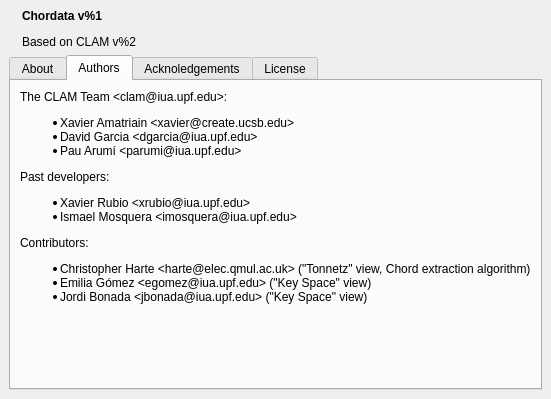
First picture: the form in chordata/src/About.ui, repository clam-project/clam, before the edit.
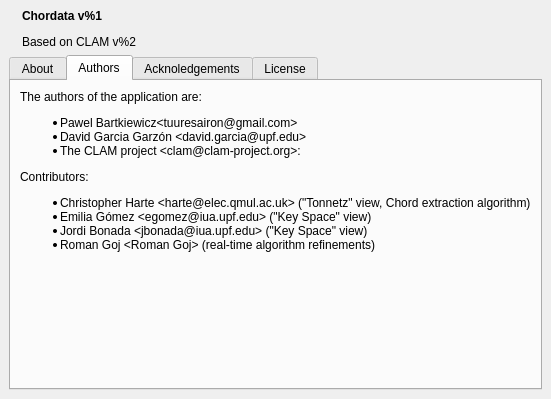
Second picture: the form after the edit. The open tabs and pages were chosen to show the change. Icons and pictures are not drawn.

Commit message: * About.ui: Fixed chordata credits which were copied from NetworkEditor and didn't even mentioned Pawel!!

```diff
--- a/chordata/src/About.ui
+++ b/chordata/src/About.ui
@@ -228,22 +228,18 @@
           </sizepolicy>
          </property>
          <property name="text" >
-          <string>&lt;p>The CLAM Team &amp;lt;clam@iua.upf.edu&amp;gt;:&lt;/p>
+          <string>&lt;p>The authors of the application are:&lt;/p>
 &lt;ul>
-&lt;li>Xavier Amatriain &amp;lt;xavier@create.ucsb.edu&amp;gt;&lt;/li>
-&lt;li>David Garcia &amp;lt;dgarcia@iua.upf.edu&amp;gt; &lt;/li>
-&lt;li>Pau Arumí &amp;lt;parumi@iua.upf.edu&amp;gt;&lt;/li>
-&lt;/ul>
-&lt;p>Past developers:&lt;/p>
-&lt;ul>
-&lt;li>Xavier Rubio &amp;lt;xrubio@iua.upf.edu&amp;gt; &lt;/li>
-&lt;li>Ismael Mosquera &amp;lt;imosquera@iua.upf.edu&amp;gt;&lt;/li>
+&lt;li>Pawel Bartkiewicz&amp;lt;tuuresairon@gmail.com&amp;gt; &lt;/li>
+&lt;li>David Garcia Garzón &amp;lt;david.garcia@upf.edu&amp;gt; &lt;/li>
+&lt;li>The CLAM project &amp;lt;clam@clam-project.org&amp;gt;:&lt;/li>
 &lt;/ul>
 &lt;p>Contributors:&lt;/p>
 &lt;ul>
 &lt;li>Christopher Harte &amp;lt;harte@elec.qmul.ac.uk&amp;gt; ("Tonnetz" view, Chord extraction algorithm)&lt;/li>
 &lt;li>Emilia Gómez &amp;lt;egomez@iua.upf.edu&amp;gt; ("Key Space" view)&lt;/li>
 &lt;li>Jordi Bonada &amp;lt;jbonada@iua.upf.edu&amp;gt; ("Key Space" view)&lt;/li>
+&lt;li>Roman Goj &amp;lt;Roman Goj&amp;gt; (real-time algorithm refinements)&lt;/li>
 &lt;/ul>
 </string>
          </property>
```
